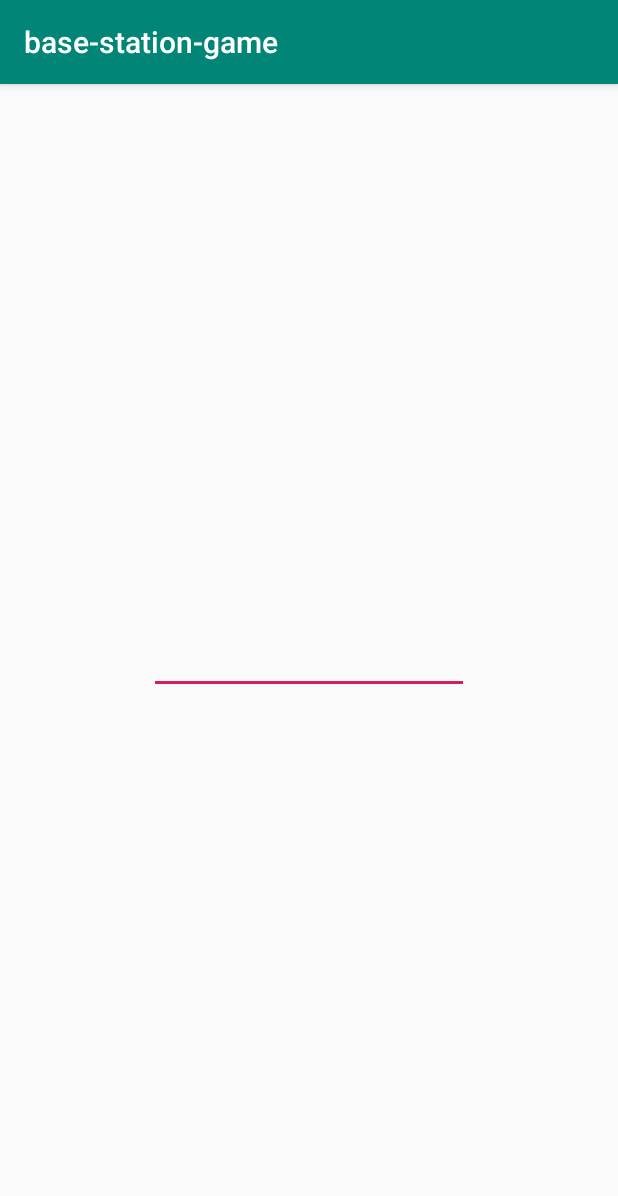
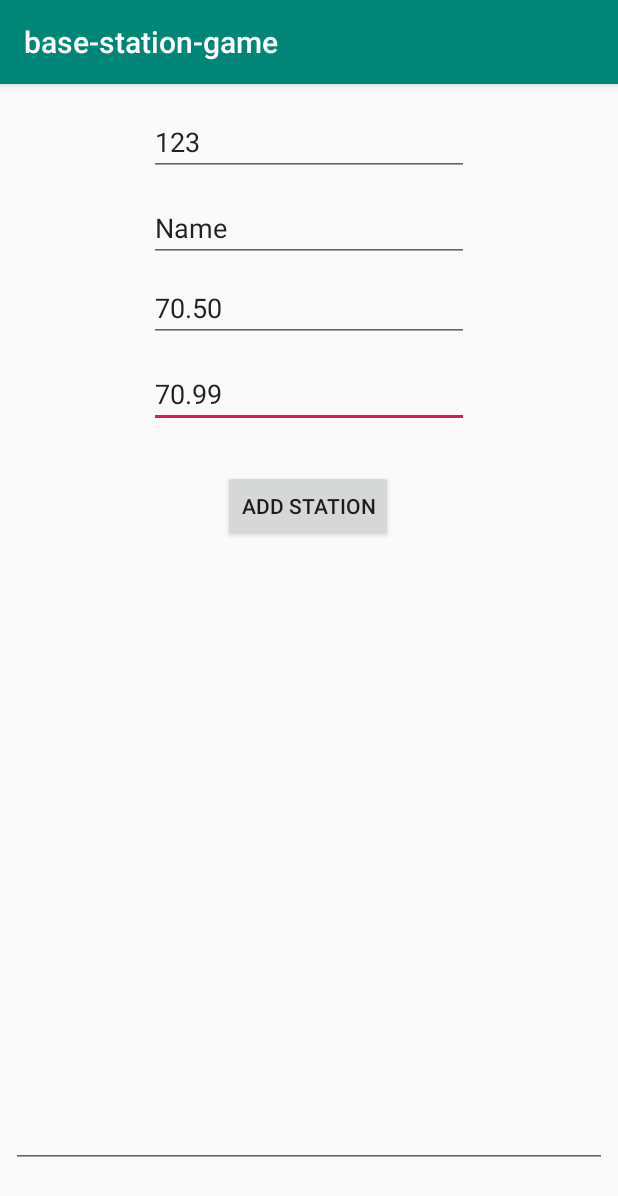
Before and after one commit to TheSoftwareFactory/base-station-game, an Android app: the Engine_Activity screen opened directly, with no data from a screen before it, on a phone screen of 412 x 824 dp. Shown: the top 1196 px of the screen. Run offline under Robolectric (Android 15) with nearby library versions, the phone set to English and light mode, and no system bars; our stand-ins replace Firebase (no records; nobody signed in at launch, a user with empty details on screens opened directly).

Commit message:
new interface to create new stations and the view displays all current base station

```diff
--- a/app/src/main/java/com/example/base_station_game/BaseStation.java
+++ b/app/src/main/java/com/example/base_station_game/BaseStation.java
@@ -3,11 +3,11 @@ package com.example.base_station_game;
 
 public class BaseStation {
     public String name;
-    public String StationId;
+    public int StationId;
     public Double latitude;
     public Double longitude;
 
-    public BaseStation(String StationId, String name, double latitude, double longitude) {
+    public BaseStation(int StationId, String name, double latitude, double longitude) {
         this.name = name;
         this.StationId = StationId;
         this.latitude = latitude;
--- a/app/src/main/java/com/example/base_station_game/Engine_Activity.java
+++ b/app/src/main/java/com/example/base_station_game/Engine_Activity.java
@@ -4,6 +4,8 @@ import android.provider.ContactsContract;
 import android.support.v7.app.AppCompatActivity;
 import android.os.Bundle;
 import android.util.Log;
+import android.view.View;
+import android.widget.Button;
 import android.widget.TextView;
 
 import com.google.firebase.database.DataSnapshot;
@@ -23,7 +25,13 @@ public class Engine_Activity extends AppCompatActivity {
 
 
     private DatabaseReference mDatabase;
-    private TextView t;
+    private TextView t1;
+    private TextView t2;
+    private TextView t3;
+    private TextView t4;
+    private TextView t5;
+    private Button b;
+
 
     //FirebaseDatabase database;
     @Override
@@ -33,29 +41,34 @@ public class Engine_Activity extends AppCompatActivity {
         super.onCreate(savedInstanceState);
         setContentView(R.layout.activity_engine_);
 
-        t = (TextView) findViewById(R.id.value);
+        t1= findViewById(R.id.id);
+        t2 = findViewById(R.id.name);
+        t3 = findViewById(R.id.latitude);
+        t4 = findViewById(R.id.longitude);
+        b = findViewById(R.id.add_station);
+        t5 = findViewById(R.id.value);
 
 
         FirebaseDatabase.getInstance().setPersistenceEnabled(true);
         mDatabase = FirebaseDatabase.getInstance().getReference();
 
         //reset database
-        mDatabase.setValue("");
+        //mDatabase.setValue("");
 
 
 
-        writeNewBaseStation("1","user1", 60.6,50.5);
-        writeNewBaseStation("2","user2",60.6,50.5);
-        writeNewBaseStation("3","user3",60.6,50.5);
+        //writeNewBaseStation("1","user1", 60.6,50.5);
+        //writeNewBaseStation("2","user2",60.6,50.5);
+        //writeNewBaseStation("3","user3",60.6,50.5);
         //t.setText(mDatabase.child("users").child("111").getKey());
 
-        mDatabase.child("stations").addValueEventListener(new ValueEventListener() {
+       /* mDatabase.child("stations").addValueEventListener(new ValueEventListener() {
             @Override
             public void onDataChange(DataSnapshot dataSnapshot) {
             for (DataSnapshot ds : dataSnapshot.getChildren()) {
                 String id = ds.getKey();
                 BaseStation station = ds.getValue(BaseStation.class);
-                t.append(station.toString());
+                t5.append(station.toString());
             }
                 //BaseStation station = dataSnapshot.getValue(BaseStation.class);
                 //t.setText(station.toString());
@@ -66,12 +79,44 @@ public class Engine_Activity extends AppCompatActivity {
                 Log.d("error message:","The read failed: " + databaseError.getCode());
             }
         });
+*/
+       update_stations();
+    }
+
+    public void update_stations(){
+        mDatabase.child("stations").addValueEventListener(new ValueEventListener() {
+            @Override
+            public void onDataChange(DataSnapshot dataSnapshot) {
+                t5.setText("");
+                for (DataSnapshot ds : dataSnapshot.getChildren()) {
+                    String id = ds.getKey();
+                    BaseStation station = ds.getValue(BaseStation.class);
+                    t5.append(station.toString());
+                    t5.append("\n");
+                }
+            }
+
+            @Override
+            public void onCancelled(DatabaseError databaseError) {
+                Log.d("error message:","The read failed: " + databaseError.getCode());
+            }
+        });
 
     }
 
-    private void writeNewBaseStation(String StationId, String name, double latitude, double longitude) {
+    private void writeNewBaseStation(int StationId, String name, double latitude, double longitude) {
         BaseStation station = new BaseStation(StationId,name,latitude,longitude);
-        mDatabase.child("stations").child(StationId).setValue(station);
+        mDatabase.child("stations").child(Integer.toString(StationId)).setValue(station);
+    }
+
+    public void add_station(View view) {
+         //Integer id=Integer.valueOf(t1.getText());
+         int id= Integer.valueOf(t1.getText().toString());
+         String name= t2.getText().toString();
+         double latitude= Double.parseDouble(t3.getText().toString());
+         double longitude= Double.parseDouble(t4.getText().toString());
+         writeNewBaseStation(id,name,latitude,longitude);
+
     }
 
 
--- a/app/src/main/res/layout/activity_engine_.xml
+++ b/app/src/main/res/layout/activity_engine_.xml
@@ -7,13 +7,81 @@
     tools:context=".Engine_Activity">
 
     <EditText
-        android:id="@+id/value"
+        android:id="@+id/longitude"
         android:layout_width="wrap_content"
         android:layout_height="wrap_content"
+        android:layout_marginTop="12dp"
         android:ems="10"
         android:inputType="textPersonName"
+        android:text="70.99"
+        app:layout_constraintEnd_toEndOf="parent"
+        app:layout_constraintStart_toStartOf="parent"
+        app:layout_constraintTop_toBottomOf="@+id/latitude" />
+
+    <EditText
+        android:id="@+id/name"
+        android:layout_width="wrap_content"
+        android:layout_height="wrap_content"
+        android:layout_marginTop="12dp"
+        android:ems="10"
+        android:inputType="textPersonName"
+        android:text="Name"
+        app:layout_constraintEnd_toEndOf="parent"
+        app:layout_constraintStart_toStartOf="parent"
+        app:layout_constraintTop_toBottomOf="@+id/id" />
+
+    <EditText
+        android:id="@+id/latitude"
+        android:layout_width="wrap_content"
+        android:layout_height="wrap_content"
+        android:layout_marginTop="8dp"
+        android:ems="10"
+        android:inputType="textPersonName"
+        android:text="70.50"
+        app:layout_constraintEnd_toEndOf="parent"
+        app:layout_constraintStart_toStartOf="parent"
+        app:layout_constraintTop_toBottomOf="@+id/name" />
+
+    <EditText
+        android:id="@+id/id"
+        android:layout_width="wrap_content"
+        android:layout_height="wrap_content"
+        android:layout_marginTop="16dp"
+        android:ems="10"
+        android:inputType="textPersonName"
+        android:text="123"
+        app:layout_constraintEnd_toEndOf="parent"
+        app:layout_constraintStart_toStartOf="parent"
+        app:layout_constraintTop_toTopOf="parent" />
+
+    <Button
+        android:id="@+id/add_station"
+        android:layout_width="wrap_content"
+        android:layout_height="wrap_content"
+        android:layout_marginTop="28dp"
+        android:onClick="add_station"
+        android:text="add station"
+        app:layout_constraintEnd_toEndOf="parent"
+        app:layout_constraintHorizontal_bias="0.498"
+        app:layout_constraintStart_toStartOf="parent"
+        app:layout_constraintTop_toBottomOf="@+id/longitude" />
+
+    <EditText
+        android:id="@+id/value"
+        android:layout_width="397dp"
+        android:layout_height="371dp"
+        android:layout_marginStart="8dp"
+        android:layout_marginLeft="8dp"
+        android:layout_marginTop="8dp"
+        android:layout_marginEnd="8dp"
+        android:layout_marginRight="8dp"
+        android:layout_marginBottom="8dp"
+        android:ems="10"
+        android:inputType="textMultiLine"
+        android:textSize="10sp"
         app:layout_constraintBottom_toBottomOf="parent"
         app:layout_constraintEnd_toEndOf="parent"
         app:layout_constraintStart_toStartOf="parent"
-        app:layout_constraintTop_toTopOf="parent" />
+        app:layout_constraintTop_toBottomOf="@+id/add_station" />
+
 </android.support.constraint.ConstraintLayout>
```
